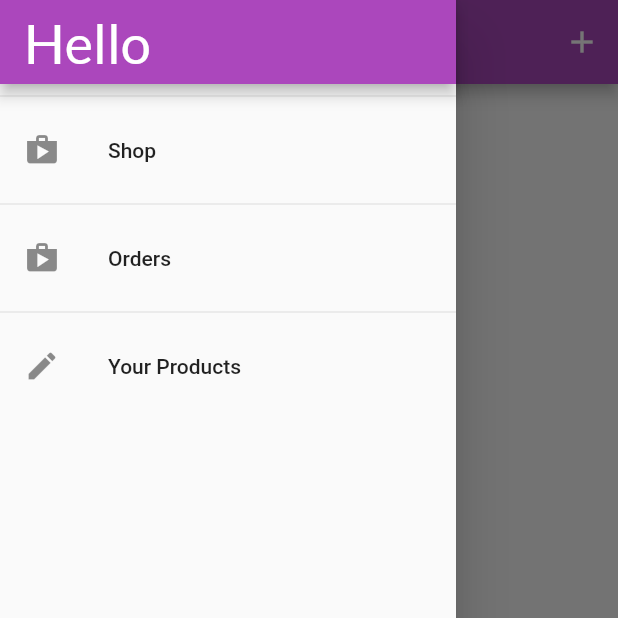
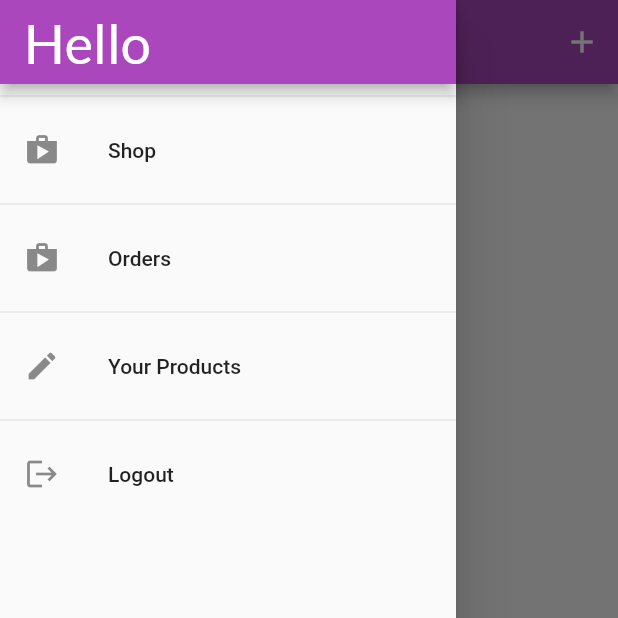
Before and after one commit to mrZAIN-ALI/shop_app, a Flutter app: the UserProductsScreen screen opened by its route, with the side drawer open, on a phone screen of 412 x 824 dp, the top half of it. Run offline on Flutter 3.47's test engine with Material 2 defaults, Android fonts, the phone set to English and light mode, and no system bars; our stand-ins replace firebase_core; accounts and stored records are empty; network calls fail; Roboto replaces fonts that are missing (TimesNewRoman).

Commit message:
auto logout done

```diff
--- a/lib/widgets/app_drawer.dart
+++ b/lib/widgets/app_drawer.dart
@@ -1,7 +1,9 @@
 import 'package:flutter/material.dart';
+import 'package:provider/provider.dart';
 
 import '../screens/order_Screens.dart';
 import '../screens/user_product_screen.dart';
+import '../providers/auth.dart';
 
 class AppDrawer extends StatelessWidget {
   const AppDrawer({super.key});
@@ -39,6 +41,15 @@ class AppDrawer extends StatelessWidget {
               Navigator.of(context).pushReplacementNamed(UserProductsScreen.routeName);
             },
           ),
+          Divider(),
+          ListTile(
+            leading: Icon(Icons.logout),
+            title: Text("Logout"),
+            onTap: () {
+              Navigator.of(context).pop();
+              Provider.of<Auth>(context,listen: false).signOut();
+            },
+          ),
         ],
       ),
     );
```
Also changed, not shown: lib/providers/auth.dart (+21 -2 lines).
